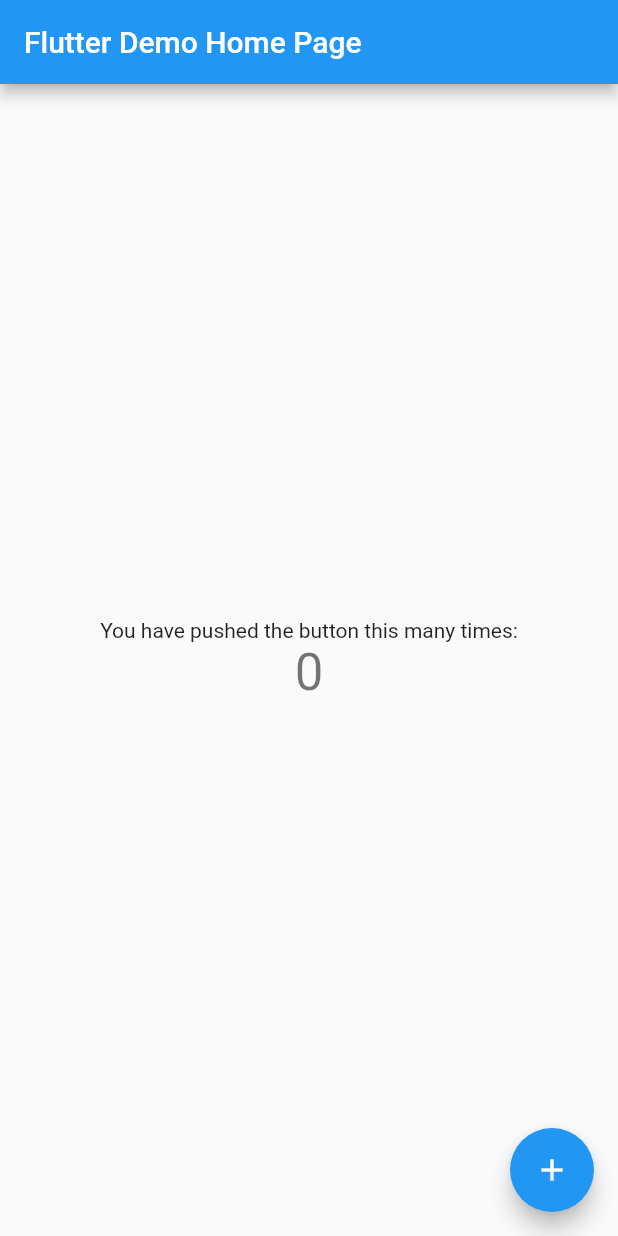
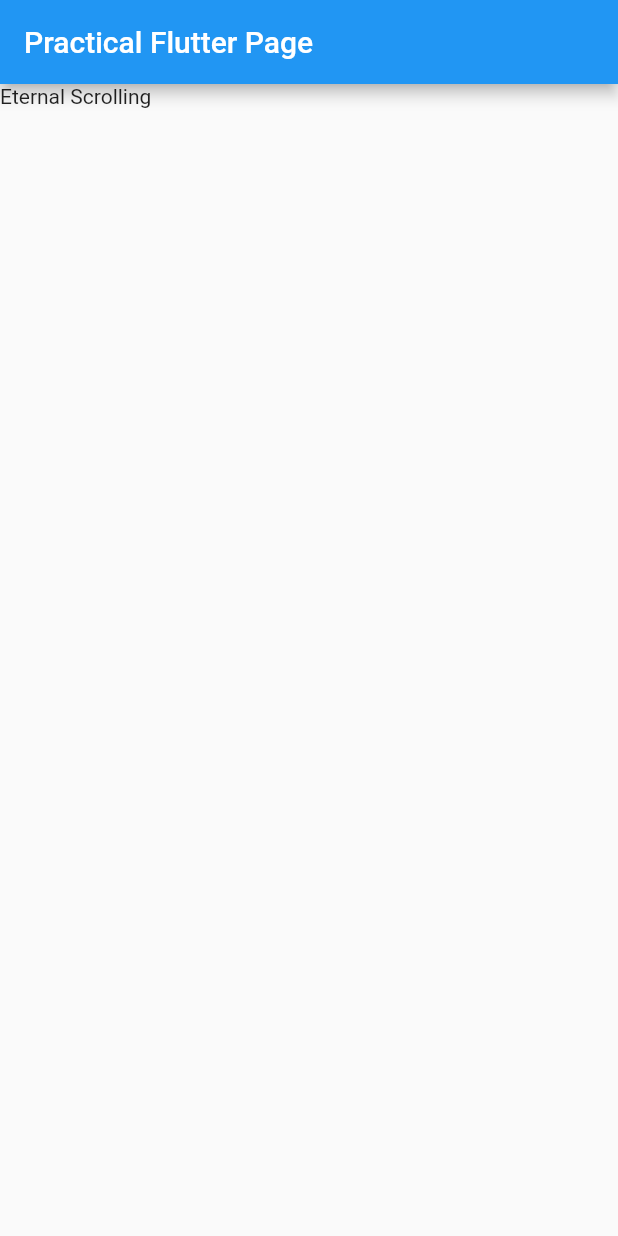
Before and after one commit to neonankiti/practical_flutter, a Flutter app: the screen it shows after launch, on a phone screen of 412 x 824 dp. Run offline on Flutter 3.47's test engine with Material 2 defaults, Android fonts, the phone set to English and light mode, and no system bars.

```diff
--- a/lib/main.dart
+++ b/lib/main.dart
@@ -1,4 +1,5 @@
 import 'package:flutter/material.dart';
+import 'package:practical_flutter/eternal_scrolling_list_view.dart';
 
 void main() => runApp(MyApp());
 
@@ -7,105 +8,35 @@ class MyApp extends StatelessWidget {
   @override
   Widget build(BuildContext context) {
     return MaterialApp(
-      title: 'Flutter Demo',
+      title: 'Practical Flutter',
       theme: ThemeData(
-        // This is the theme of your application.
-        //
-        // Try running your application with "flutter run". You'll see the
-        // application has a blue toolbar. Then, without quitting the app, try
-        // changing the primarySwatch below to Colors.green and then invoke
-        // "hot reload" (press "r" in the console where you ran "flutter run",
-        // or simply save your changes to "hot reload" in a Flutter IDE).
-        // Notice that the counter didn't reset back to zero; the application
-        // is not restarted.
         primarySwatch: Colors.blue,
       ),
-      home: MyHomePage(title: 'Flutter Demo Home Page'),
+      home: HomePage(),
     );
   }
 }
 
-class MyHomePage extends StatefulWidget {
-  MyHomePage({Key key, this.title}) : super(key: key);
-
-  // This widget is the home page of your application. It is stateful, meaning
-  // that it has a State object (defined below) that contains fields that affect
-  // how it looks.
-
-  // This class is the configuration for the state. It holds the values (in this
-  // case the title) provided by the parent (in this case the App widget) and
-  // used by the build method of the State. Fields in a Widget subclass are
-  // always marked "final".
-
-  final String title;
-
-  @override
-  _MyHomePageState createState() => _MyHomePageState();
-}
-
-class _MyHomePageState extends State<MyHomePage> {
-  int _counter = 0;
-
-  void _incrementCounter() {
-    setState(() {
-      // This call to setState tells the Flutter framework that something has
-      // changed in this State, which causes it to rerun the build method below
-      // so that the display can reflect the updated values. If we changed
-      // _counter without calling setState(), then the build method would not be
-      // called again, and so nothing would appear to happen.
-      _counter++;
-    });
-  }
+class HomePage extends StatelessWidget {
+  const HomePage();
 
   @override
   Widget build(BuildContext context) {
-    // This method is rerun every time setState is called, for instance as done
-    // by the _incrementCounter method above.
-    //
-    // The Flutter framework has been optimized to make rerunning build methods
-    // fast, so that you can just rebuild anything that needs updating rather
-    // than having to individually change instances of widgets.
     return Scaffold(
-      appBar: AppBar(
-        // Here we take the value from the MyHomePage object that was created by
-        // the App.build method, and use it to set our appbar title.
-        title: Text(widget.title),
+      appBar: AppBar(title: Text("Practical Flutter Page")),
+      body: ListView(
+        children: <Widget>[
+          GestureDetector(
+            onTap: () {
+              Navigator.push(context, MaterialPageRoute(builder: (context) {
+                return EternalScrollingListView();
+              }));
+            },
+            // TODO i18n
+            child: Text("Eternal Scrolling"),
+          )
+        ],
       ),
-      body: Center(
-        // Center is a layout widget. It takes a single child and positions it
-        // in the middle of the parent.
-        child: Column(
-          // Column is also a layout widget. It takes a list of children and
-          // arranges them vertically. By default, it sizes itself to fit its
-          // children horizontally, and tries to be as tall as its parent.
-          //
-          // Invoke "debug painting" (press "p" in the console, choose the
-          // "Toggle Debug Paint" action from the Flutter Inspector in Android
-          // Studio, or the "Toggle Debug Paint" command in Visual Studio Code)
-          // to see the wireframe for each widget.
-          //
-          // Column has various properties to control how it sizes itself and
-          // how it positions its children. Here we use mainAxisAlignment to
-          // center the children vertically; the main axis here is the vertical
-          // axis because Columns are vertical (the cross axis would be
-          // horizontal).
-          mainAxisAlignment: MainAxisAlignment.center,
-          children: <Widget>[
-            Text(
-              'You have pushed the button this many times:',
-            ),
-            Text(
-              '$_counter',
-              style: Theme.of(context).textTheme.display1,
-            ),
-          ],
-        ),
-      ),
-      floatingActionButton: FloatingActionButton(
-        onPressed: _incrementCounter,
-        tooltip: 'Increment',
-        child: Icon(Icons.add),
-      ), // This trailing comma makes auto-formatting nicer for build methods.
     );
   }
 }
--- a/pubspec.yaml
+++ b/pubspec.yaml
@@ -23,6 +23,7 @@ dependencies:
   # The following adds the Cupertino Icons font to your application.
   # Use with the CupertinoIcons class for iOS style icons.
   cupertino_icons: ^0.1.2
+  provider: ^4.0.5
 
 dev_dependencies:
   flutter_test:
```
Also changed, not shown: lib/eternal_scrolling_list_view.dart (added, +89 -0 lines), pubspec.lock.
